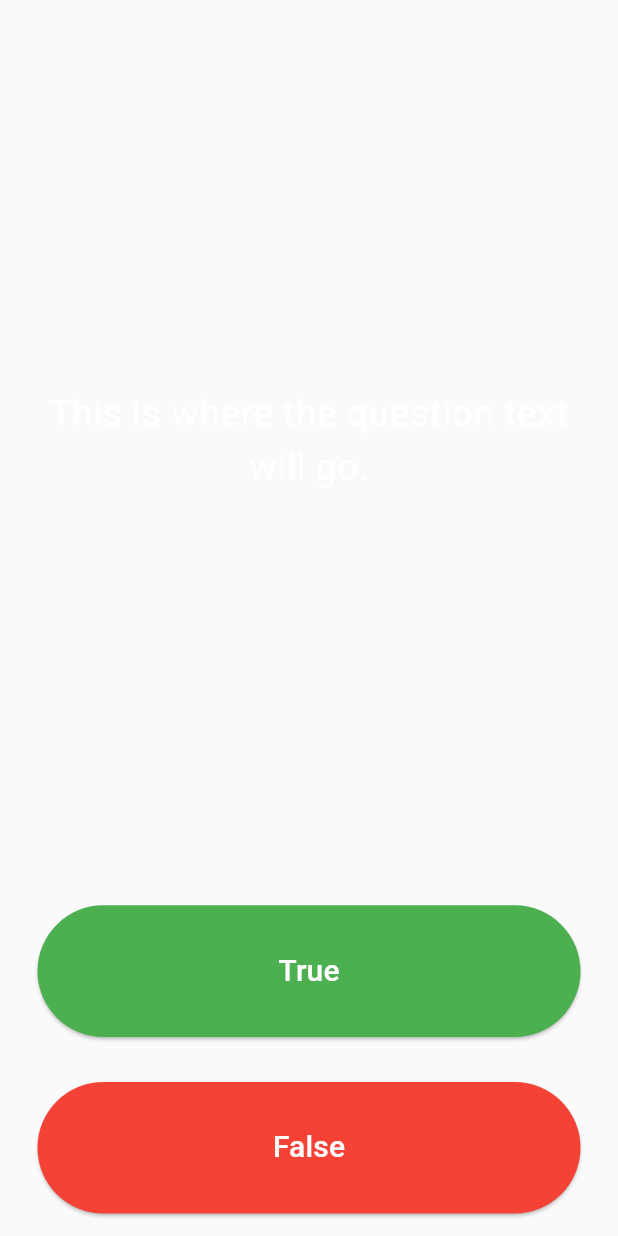
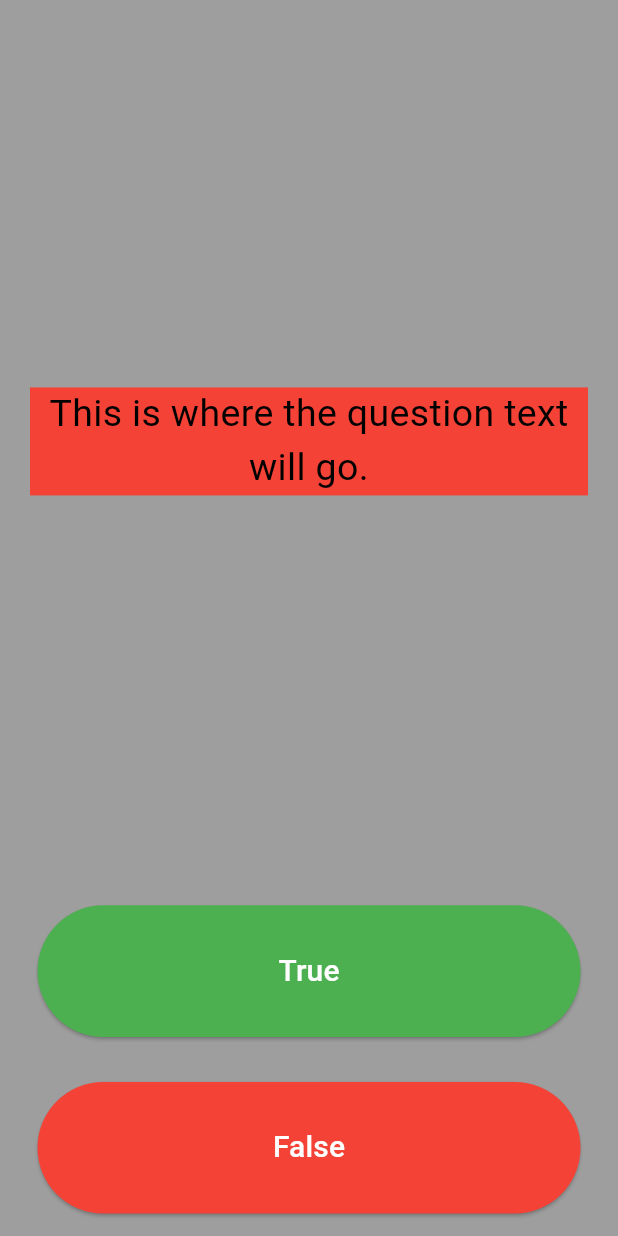
Before and after one commit to TerkumaAmos/Practice-, a Flutter app: the screen it shows after launch, on a phone screen of 412 x 824 dp. Run offline on Flutter 3.47's test engine with Material 3 defaults, Android fonts, the phone set to English and light mode, and no system bars.

Commit message:
new message

```diff
--- a/lib/main.dart
+++ b/lib/main.dart
@@ -7,7 +7,7 @@ class Quizzler extends StatelessWidget {
   Widget build(BuildContext context) {
     return MaterialApp(
       home: Scaffold(
-        backgroundColor: Colors.grey.shade50,
+        backgroundColor: Colors.grey,
         body: SafeArea(
           child: Padding(
             padding: const EdgeInsets.symmetric(horizontal: 10.0),
@@ -31,17 +31,20 @@ class _QuizPageState extends State<QuizPage> {
       mainAxisAlignment: MainAxisAlignment.spaceBetween,
       crossAxisAlignment: CrossAxisAlignment.stretch,
       children: <Widget>[
-        const Expanded(
+         Expanded(
           flex: 5,
           child: Padding(
             padding: EdgeInsets.all(10.0),
             child: Center(
-              child: Text(
-                'This is where the question text will go.',
-                textAlign: TextAlign.center,
-                style: TextStyle(
-                  fontSize: 25.0,
-                  color: Colors.white,
+              child: Container(
+                decoration:BoxDecoration(color: Colors.red),
+                child: Text(
+                  'This is where the question text will go.',
+                  textAlign: TextAlign.center,
+                  style: TextStyle(
+                    fontSize: 25.0,
+                    color: Colors.black,
+                  ),
                 ),
               ),
             ),
```
